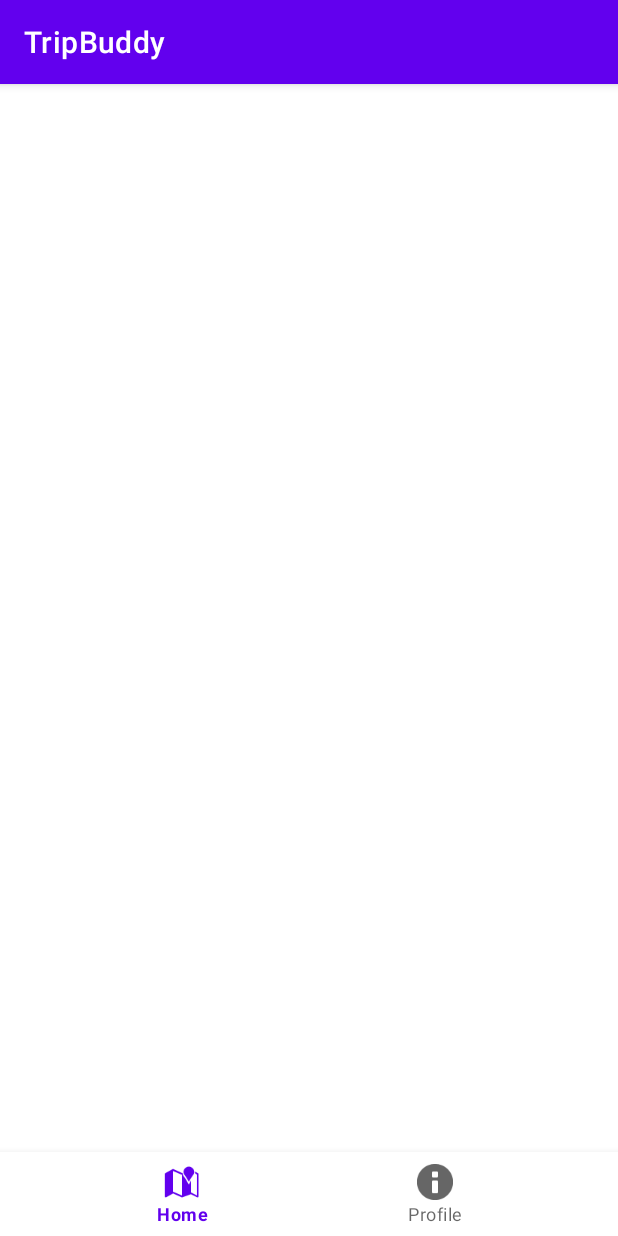
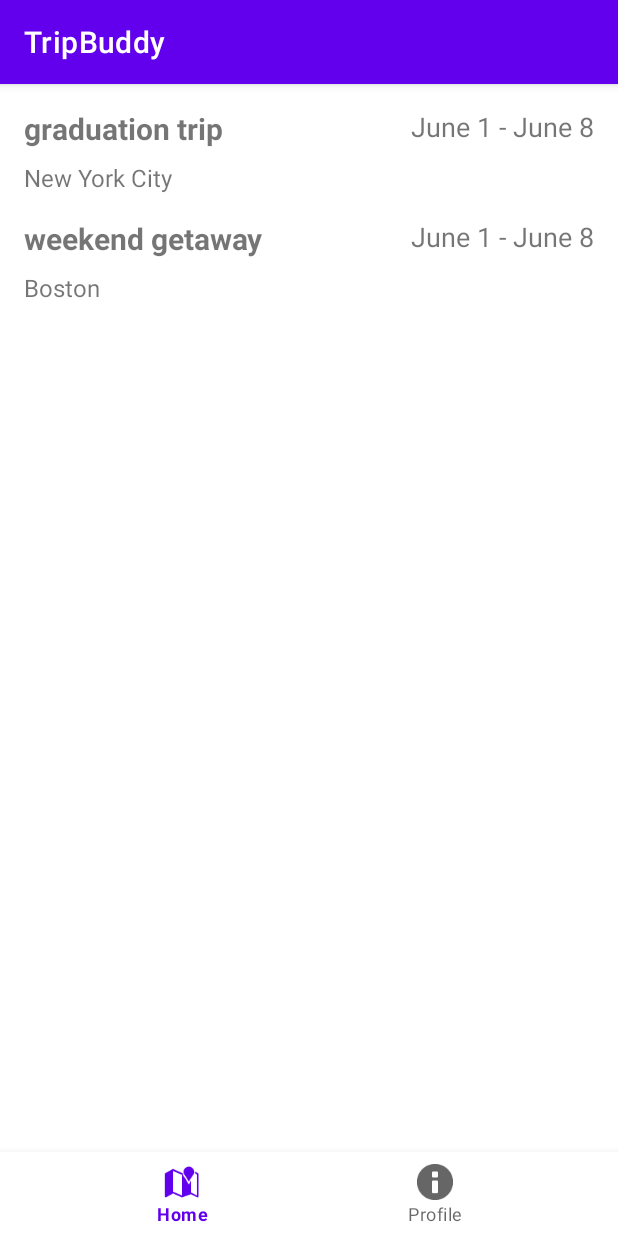
Before and after one commit to jesslin02/TripBuddy, an Android app: the screen it shows after launch (MainActivity), on a phone screen of 412 x 824 dp. Run offline under Robolectric (Android 15) with nearby library versions, the phone set to English and light mode, and no system bars.

Commit message:
added sample data in recyclerview

```diff
--- a/app/src/main/java/com/tripbuddy/fragments/TripsFragment.java
+++ b/app/src/main/java/com/tripbuddy/fragments/TripsFragment.java
@@ -90,6 +90,14 @@ public class TripsFragment extends Fragment {
         llManager = new LinearLayoutManager(getContext());
         rvTrips.setLayoutManager(llManager);
 
-        // TODO: add trips to recycler view
+        getTrips();
+    }
+
+    private void getTrips() {
+        // TODO: add trips
+
+        // sample data to verify recycler view
+        allTrips.add(new Trip("graduation trip", "New York City"));
+        allTrips.add(new Trip("weekend getaway", "Boston"));
     }
 }
--- a/app/src/main/java/com/tripbuddy/models/Trip.java
+++ b/app/src/main/java/com/tripbuddy/models/Trip.java
@@ -15,6 +15,20 @@ public class Trip {
     Date end;
     /* OPTIONAL: short notes about trip */
     String notes;
+
+    // simplified constructor for testing purposes
+    public Trip(String title, String destination) {
+        this(title, null, destination, null, null, null);
+    }
+
+    public Trip(String title, User user, String destination, Date start, Date end, String notes) {
+        this.title = title;
+        this.user = user;
+        this.destination = destination;
+        this.start = start;
+        this.end = end;
+        this.notes = notes;
+    }
 
     public String getTitle() {
         return title;
--- a/app/src/main/res/layout/item_trip.xml
+++ b/app/src/main/res/layout/item_trip.xml
@@ -11,6 +11,8 @@
         android:layout_height="wrap_content"
         android:layout_marginStart="16dp"
         android:layout_marginTop="16dp"
+        android:textSize="20sp"
+        android:textStyle="bold"
         app:layout_constraintStart_toStartOf="parent"
         app:layout_constraintTop_toTopOf="parent"
         tools:text="graduation trip"/>
@@ -21,6 +23,7 @@
         android:layout_height="wrap_content"
         android:layout_marginStart="16dp"
         android:layout_marginTop="8dp"
+        android:textSize="16sp"
         app:layout_constraintStart_toStartOf="parent"
         app:layout_constraintTop_toBottomOf="@id/tvTitle"
         tools:text="New York City"/>
@@ -29,10 +32,10 @@
         android:id="@+id/tvDate"
         android:layout_width="wrap_content"
         android:layout_height="wrap_content"
-        android:layout_marginStart="16dp"
-        android:layout_marginTop="8dp"
-        app:layout_constraintStart_toStartOf="parent"
-        app:layout_constraintTop_toBottomOf="@id/tvDestination"
+        android:layout_marginEnd="16dp"
+        android:textSize="18sp"
+        app:layout_constraintEnd_toEndOf="parent"
+        app:layout_constraintTop_toTopOf="@id/tvTitle"
         tools:text="June 1 - June 8"/>
 
 </androidx.constraintlayout.widget.ConstraintLayout>
```
